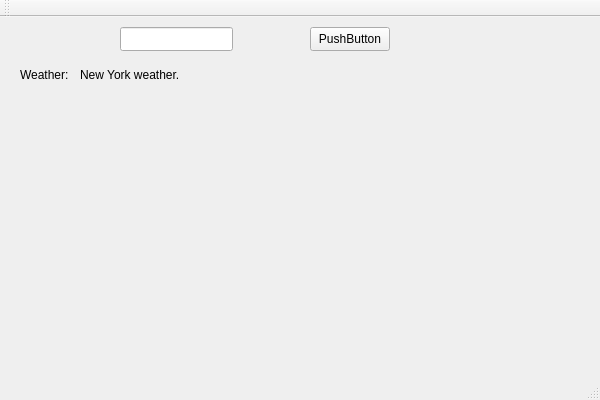
This is WeatherApp/WeatherApp.ui in JonathanCordero/WeatherApp as Qt 5 draws it before an edit. The edited form follows.
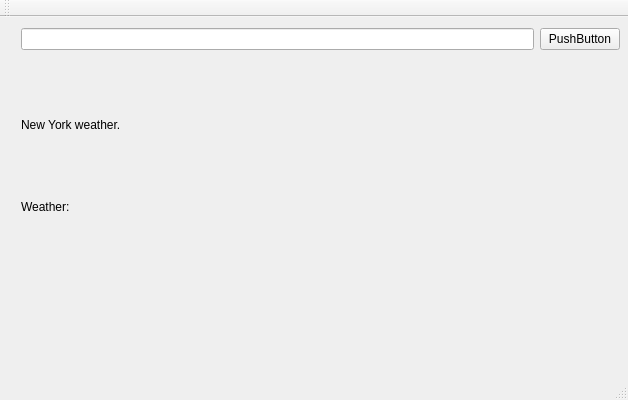
This is the edited form.

Patch:
```diff
--- a/WeatherApp/WeatherApp.ui
+++ b/WeatherApp/WeatherApp.ui
@@ -6,7 +6,7 @@
    <rect>
     <x>0</x>
     <y>0</y>
-    <width>600</width>
+    <width>628</width>
     <height>400</height>
    </rect>
   </property>
@@ -14,58 +14,46 @@
    <string>WeatherApp</string>
   </property>
   <widget class="QWidget" name="centralWidget">
-   <widget class="QLabel" name="label">
+   <widget class="QWidget" name="gridLayoutWidget">
     <property name="geometry">
      <rect>
-      <x>20</x>
-      <y>50</y>
-      <width>61</width>
-      <height>16</height>
+      <x>10</x>
+      <y>0</y>
+      <width>621</width>
+      <height>331</height>
      </rect>
     </property>
-    <property name="text">
-     <string>Weather: </string>
-    </property>
-   </widget>
-   <widget class="QLabel" name="weather">
-    <property name="geometry">
-     <rect>
-      <x>80</x>
-      <y>50</y>
-      <width>121</width>
-      <height>16</height>
-     </rect>
-    </property>
-    <property name="text">
-     <string>New York weather.</string>
-    </property>
-   </widget>
+    <layout class="QGridLayout" name="gridLayout_4">
+     <item row="0" column="0">
    <widget class="QLineEdit" name="lineEdit">
-    <property name="geometry">
-     <rect>
-      <x>120</x>
-      <y>10</y>
-      <width>113</width>
-      <height>24</height>
-     </rect>
-    </property>
     <property name="text">
      <string/>
     </property>
    </widget>
-   <widget class="QPushButton" name="pushButton">
-    <property name="geometry">
-     <rect>
-      <x>310</x>
-      <y>10</y>
-      <width>80</width>
-      <height>24</height>
-     </rect>
-    </property>
+     </item>
+     <item row="2" column="0" colspan="2" alignment="Qt::AlignmentFlag::AlignLeft|Qt::AlignmentFlag::AlignTop">
+      <widget class="QLabel" name="info">
+       <property name="text">
+        <string>Weather: </string>
+       </property>
+      </widget>
+     </item>
+     <item row="0" column="1">
+      <widget class="QPushButton" name="DisplayButton">
     <property name="text">
      <string>PushButton</string>
     </property>
    </widget>
+     </item>
+     <item row="1" column="0">
+      <widget class="QLabel" name="weather">
+       <property name="text">
+        <string>New York weather.</string>
+       </property>
+      </widget>
+     </item>
+    </layout>
+   </widget>
   </widget>
   <widget class="QMenuBar" name="menuBar">
    <property name="geometry">
```
Left out of the diff: 4 changed lines with no effect on the pictures. Lines whose indentation alone changed are shown as unchanged.
